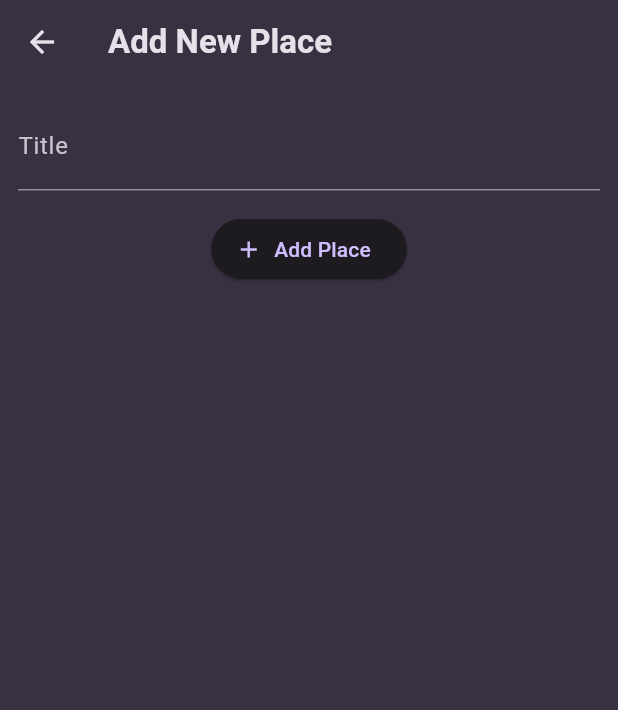
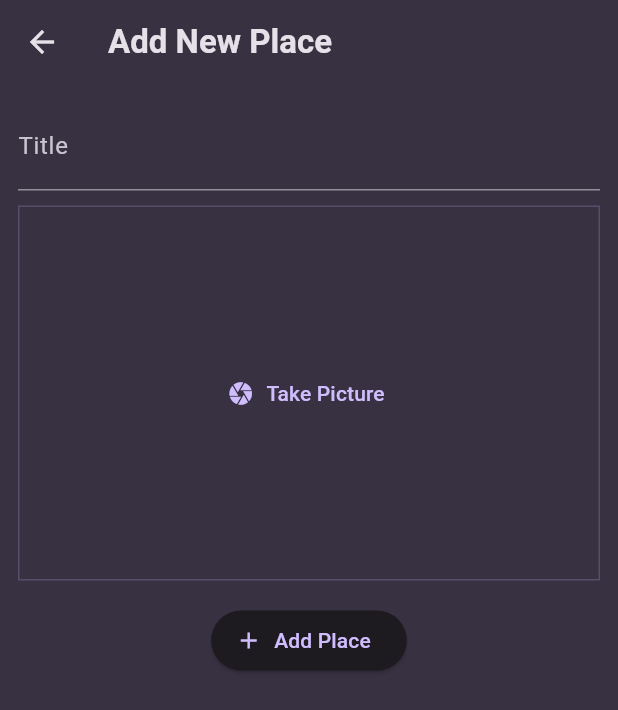
Before and after one commit to jefflueck/favorite_places, a Flutter app: the AddPlaceScreen screen opened directly, on a phone screen of 412 x 824 dp. Shown: the top 710 px of the screen. Run offline on Flutter 3.47's test engine with Material 3 defaults, Android fonts, the phone set to English and light mode, and no system bars; our stand-ins replace flutter_riverpod, google_fonts, image_picker.

Commit message:
added new package for using camera on phone, edited config file per package instructions, added code to add_place.dart to use new plugin.

```diff
--- a/lib/screens/add_place.dart
+++ b/lib/screens/add_place.dart
@@ -1,7 +1,8 @@
+import 'package:flutter/material.dart';
+import 'package:flutter_riverpod/flutter_riverpod.dart';
+
 import 'package:favorite_places/providers/user_places.dart';
-import 'package:flutter/material.dart';
-
-import 'package:flutter_riverpod/flutter_riverpod.dart';
+import 'package:favorite_places/widgets/image_input.dart';
 
 class AddPlaceScreen extends ConsumerStatefulWidget {
   const AddPlaceScreen({super.key});
@@ -51,7 +52,9 @@ class _AddPlaceScreenState extends ConsumerState<AddPlaceScreen> {
                 fontSize: 18,
               ),
             ),
-            const SizedBox(height: 15),
+            const SizedBox(height: 10),
+            const ImageInput(),
+            const SizedBox(height: 16),
             ElevatedButton.icon(
               onPressed: _savePlace,
               icon: const Icon(Icons.add),
--- /dev/null
+++ b/lib/widgets/image_input.dart
@@ -0,0 +1,64 @@
+import 'dart:io';
+
+import 'package:flutter/material.dart';
+import 'package:image_picker/image_picker.dart';
+
+class ImageInput extends StatefulWidget {
+  const ImageInput({super.key});
+
+  @override
+  State<ImageInput> createState() {
+    return _ImageInputState();
+  }
+}
+
+class _ImageInputState extends State<ImageInput> {
+  File? _selectedImage;
+
+  void _takePicture() async {
+    final imagePicker = ImagePicker();
+    final pickedImage =
+        await imagePicker.pickImage(source: ImageSource.camera, maxWidth: 600);
+
+    if (pickedImage == null) {
+      return;
+    }
+
+    setState(() {
+      _selectedImage = File(pickedImage.path);
+    });
+  }
+
+  @override
+  Widget build(BuildContext context) {
+    Widget content = TextButton.icon(
+      icon: const Icon(Icons.camera),
+      label: const Text('Take Picture'),
+      onPressed: _takePicture,
+    );
+
+    if (_selectedImage != null) {
+      content = GestureDetector(
+        onTap: _takePicture,
+        child: Image.file(
+          _selectedImage!,
+          fit: BoxFit.cover,
+          width: double.infinity,
+          height: double.infinity,
+        ),
+      );
+    }
+    return Container(
+      decoration: BoxDecoration(
+        border: Border.all(
+          width: 1,
+          color: Theme.of(context).colorScheme.primary.withOpacity(0.2),
+        ),
+      ),
+      height: 250,
+      width: double.infinity,
+      alignment: Alignment.center,
+      child: content,
+    );
+  }
+}
--- a/pubspec.yaml
+++ b/pubspec.yaml
@@ -38,6 +38,7 @@ dependencies:
   google_fonts: ^6.2.1
   uuid: ^4.5.1
   flutter_riverpod: ^2.6.1
+  image_picker: ^1.1.2
 
 dev_dependencies:
   flutter_test:
```
Also changed, not shown: pubspec.lock, 9 other files.
